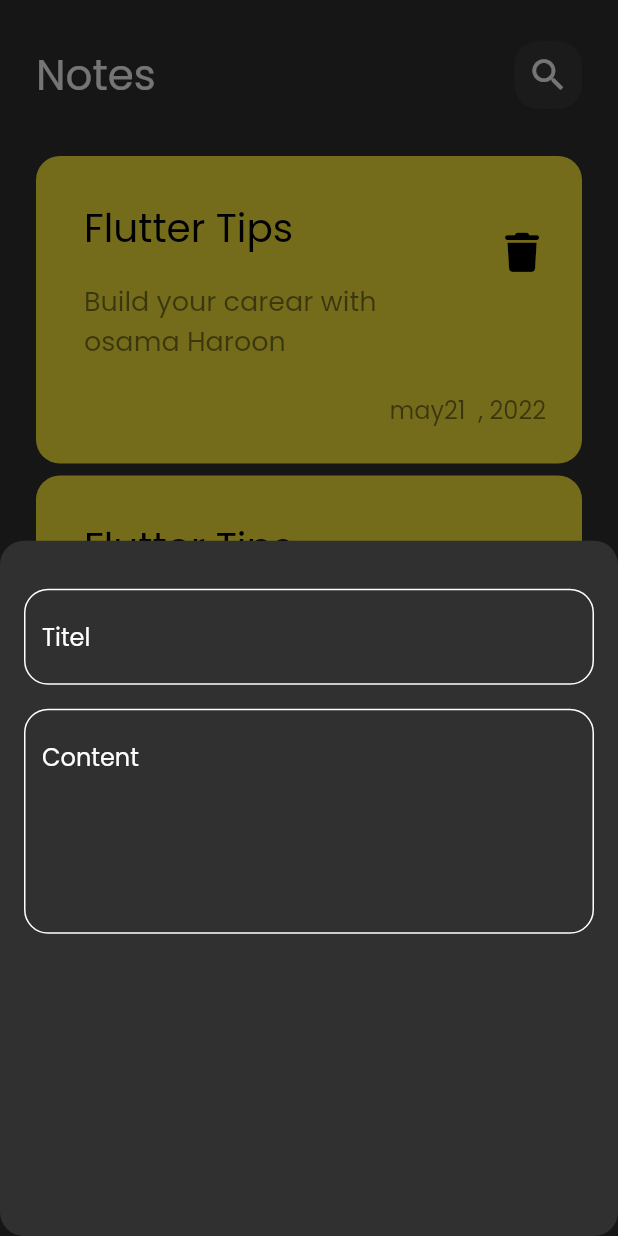
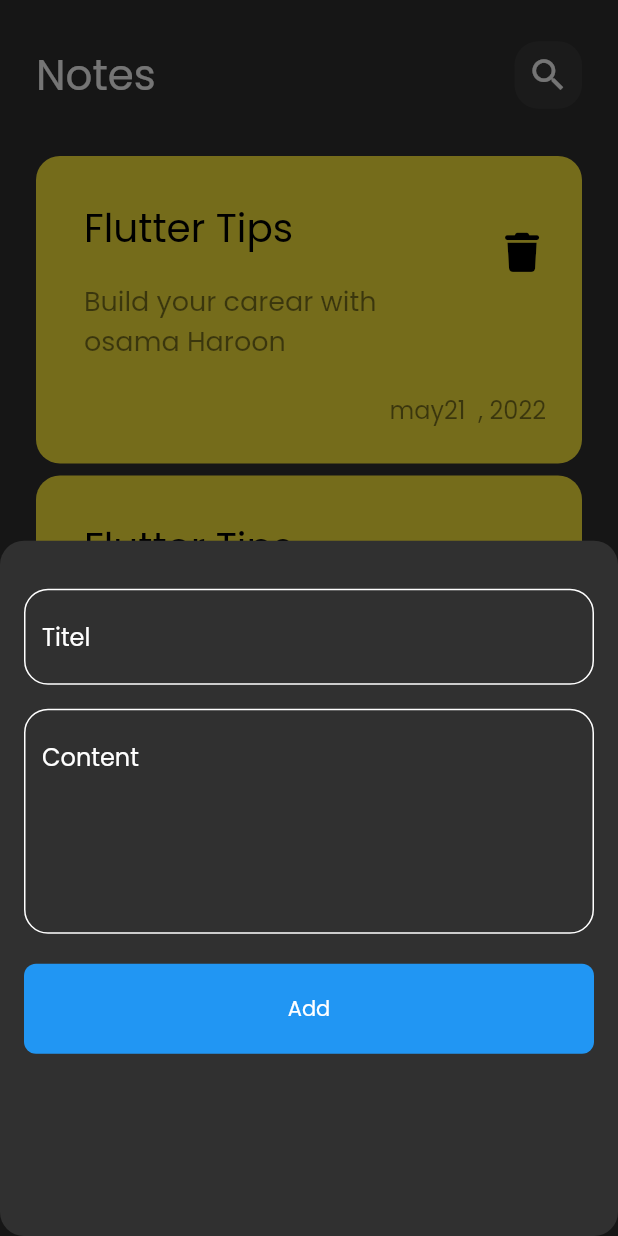
Before and after one commit to usamaaboHaroon/noteapp, a Flutter app: the screen it shows after launch, after a tap on the "add" icon, on a phone screen of 412 x 824 dp. Run offline on Flutter 3.47's test engine with Material 2 defaults, Android fonts, the phone set to English and light mode, and no system bars; our stand-ins replace font_awesome_flutter.

Commit message:
create edit view

```diff
--- a/lib/main.dart
+++ b/lib/main.dart
@@ -11,6 +11,7 @@ class NotesApp extends StatelessWidget {
   @override
   Widget build(BuildContext context) {
     return MaterialApp(
+      debugShowCheckedModeBanner: false,
       theme: ThemeData(
         fontFamily: 'Poppins',
         brightness: Brightness.dark,
--- a/lib/views/add_note_bottom_sheet.dart
+++ b/lib/views/add_note_bottom_sheet.dart
@@ -1,5 +1,7 @@
 import 'package:flutter/material.dart';
 import 'package:note_app/views/widgets/custom_text_field.dart';
+
+import 'costom_button.dart';
 
 class AddnoteBottomSheet extends StatelessWidget {
   const AddnoteBottomSheet({super.key});
@@ -23,6 +25,9 @@ class AddnoteBottomSheet extends StatelessWidget {
             hint: 'Content',
             maxLines: 5,
           ),
+          CustomButton(
+            textButton: 'Add',
+          ),
         ],
       ),
     );
--- /dev/null
+++ b/lib/views/costom_button.dart
@@ -0,0 +1,32 @@
+import 'package:flutter/material.dart';
+
+class CustomButton extends StatelessWidget {
+  const CustomButton({
+    super.key,
+    required this.textButton,
+  });
+
+  final String textButton;
+  @override
+  Widget build(BuildContext context) {
+    return Padding(
+      padding: const EdgeInsets.only(top: 20),
+      child: GestureDetector(
+        child: Container(
+          height: 60,
+          width: double.infinity,
+          decoration: BoxDecoration(
+            color: Colors.blue,
+            borderRadius: BorderRadius.circular(8),
+          ),
+          child: Center(
+            child: Text(
+              textButton,
+              style: const TextStyle(color: Colors.white),
+            ),
+          ),
+        ),
+      ),
+    );
+  }
+}
--- a/lib/views/widgets/custom_note_item.dart
+++ b/lib/views/widgets/custom_note_item.dart
@@ -1,12 +1,19 @@
 import 'package:flutter/material.dart';
 import 'package:font_awesome_flutter/font_awesome_flutter.dart';
+import 'package:note_app/views/edit_note_view.dart';
 
 class NoteItem extends StatelessWidget {
   const NoteItem({super.key});
 
   @override
   Widget build(BuildContext context) {
-    return Container(
+    return GestureDetector(
+      onTap: () {
+        Navigator.push(context, MaterialPageRoute(builder: (context) {
+          return const EditNoteview();
+        }));
+      },
+      child: Container(
         padding: const EdgeInsets.only(
           top: 24,
           bottom: 24,
@@ -54,6 +61,7 @@ class NoteItem extends StatelessWidget {
             )
           ],
         ),
+      ),
     );
   }
 }
```
Also changed, not shown: lib/views/Edit_Note_View_Body.dart (added, +11 -0 lines), lib/views/edit_note_view.dart (added, +12 -0 lines). Lines whose indentation alone changed are shown as unchanged.
